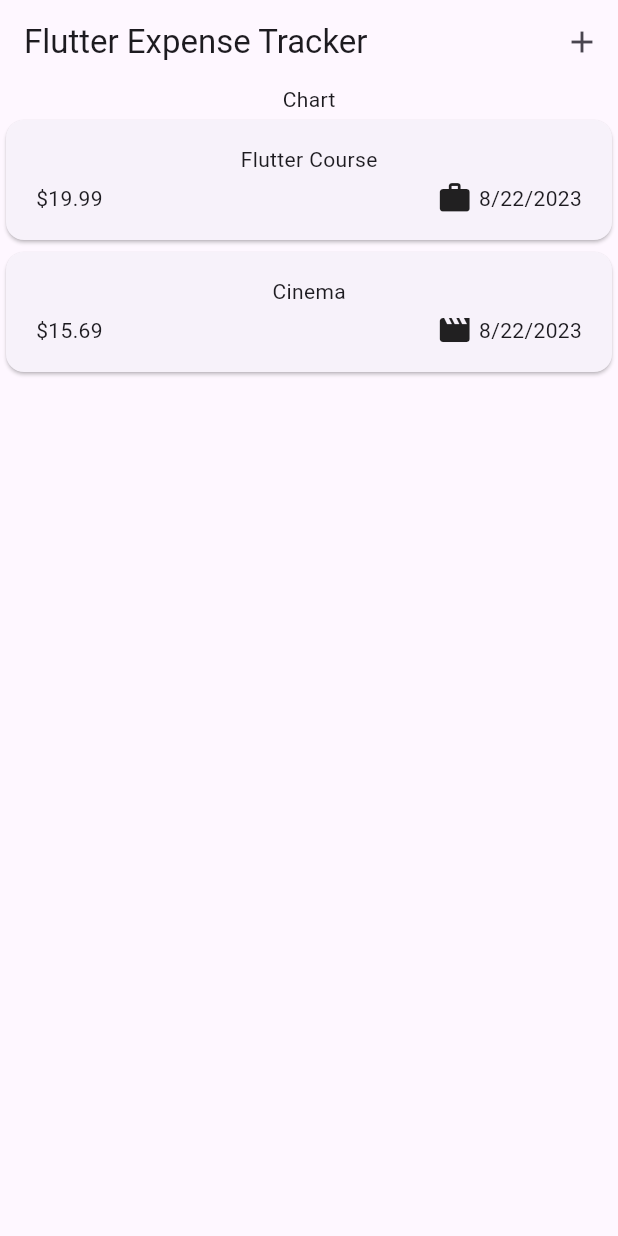
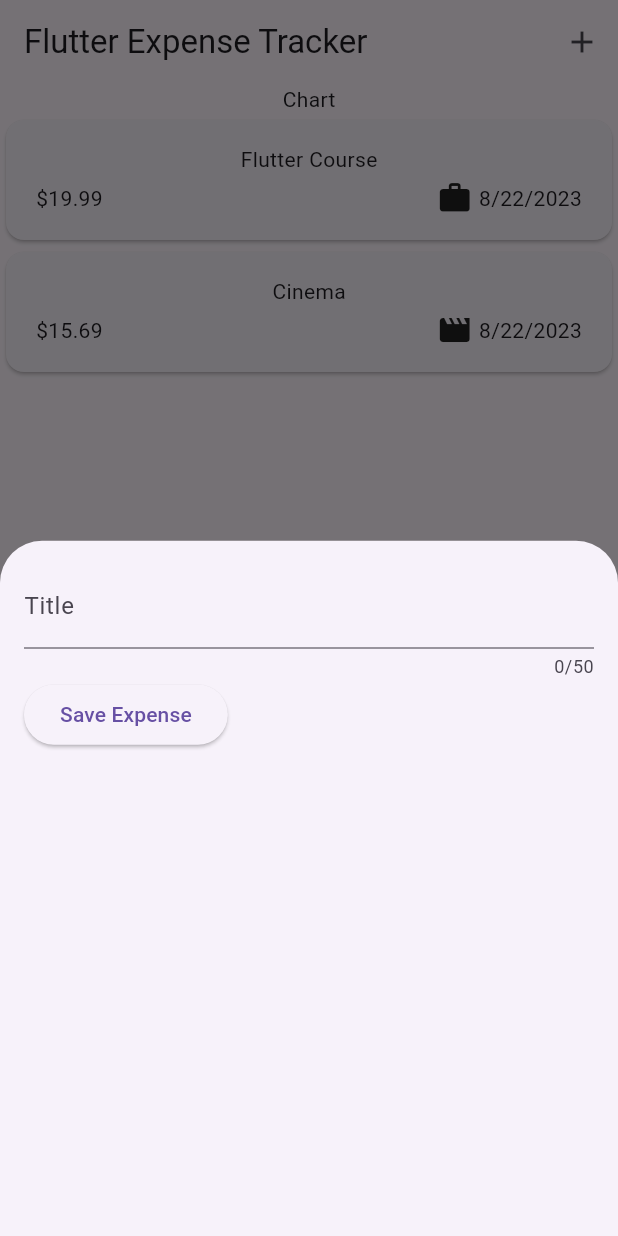
Before and after one commit to RastogiNishant/Expense_Tracker, a Flutter app: the screen it shows after launch, after a tap on the "add" icon, on a phone screen of 412 x 824 dp. Run offline on Flutter 3.47's test engine with Material 2 defaults, Android fonts, the phone set to English and light mode, and no system bars.

Commit message:
Added Bottom Sheet & TextField(With Controller)

```diff
--- a/lib/widgets/expenses.dart
+++ b/lib/widgets/expenses.dart
@@ -1,3 +1,4 @@
+import 'package:adv_basics_two/widgets/new_expense.dart';
 import 'package:flutter/material.dart';
 import 'package:adv_basics_two/widgets/expenses_list/expenses_list.dart';
 import 'package:adv_basics_two/models/expense.dart';
@@ -23,6 +24,14 @@ class _ExpensesState extends State<Expenses> {
         date: DateTime.now(),
         category: Category.leisure),
   ];
+
+  void _openAddExpenseOverlay() {
+    showModalBottomSheet(
+      context: context,
+      builder: (ctx) => const NewExpense(),
+    );
+  }
+
   @override
   Widget build(BuildContext context) {
     return Scaffold(
@@ -30,7 +39,7 @@ class _ExpensesState extends State<Expenses> {
         title: const Text('Flutter Expense Tracker'),
         actions: [
           IconButton(
-            onPressed: () {},
+            onPressed: _openAddExpenseOverlay,
             icon: const Icon(Icons.add),
           )
         ],
--- /dev/null
+++ b/lib/widgets/new_expense.dart
@@ -0,0 +1,41 @@
+import 'package:flutter/material.dart';
+
+class NewExpense extends StatefulWidget {
+  const NewExpense({super.key});
+
+  @override
+  State<NewExpense> createState() {
+    return _NewExpenseState();
+  }
+}
+
+class _NewExpenseState extends State<NewExpense> {
+  final _titleController = TextEditingController();
+
+  @override
+  Widget build(BuildContext context) {
+    return Padding(
+      padding: const EdgeInsets.all(16),
+      child: Column(
+        children: [
+          TextField(
+            controller: _titleController,
+            maxLength: 50,
+            decoration: const InputDecoration(
+              label: Text('Title'),
+            ),
+          ),
+          Row(
+            children: [
+              ElevatedButton(
+                  onPressed: () {
+                    print(_titleController.text);
+                  },
+                  child: const Text('Save Expense'))
+            ],
+          )
+        ],
+      ),
+    );
+  }
+}
```
